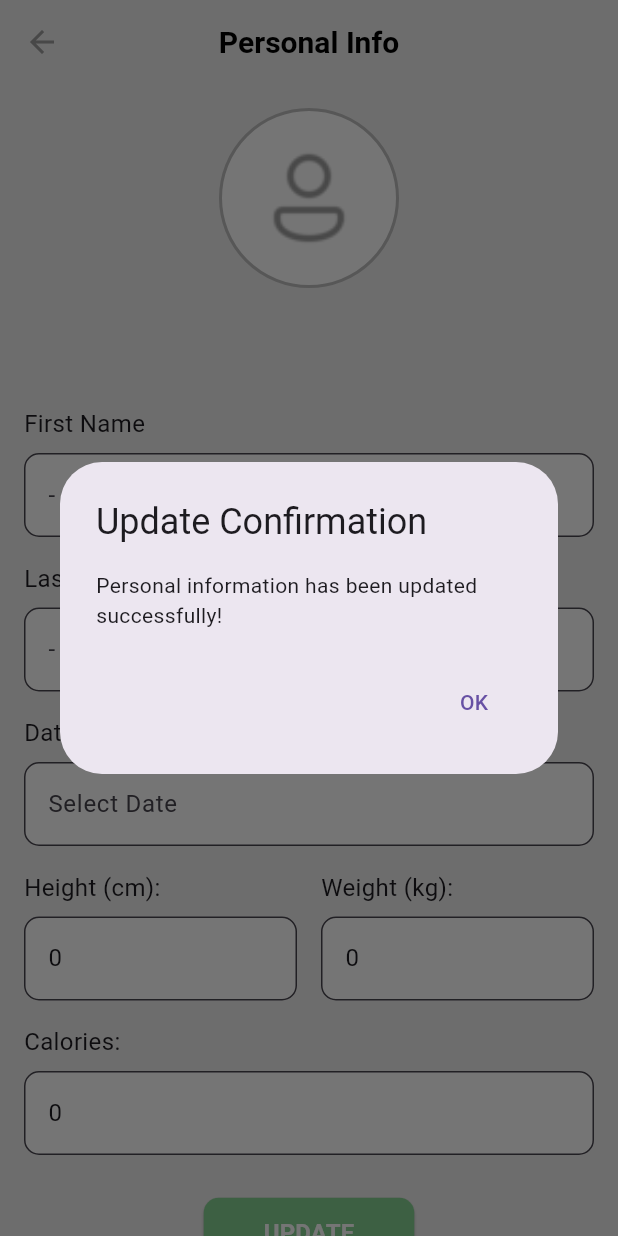
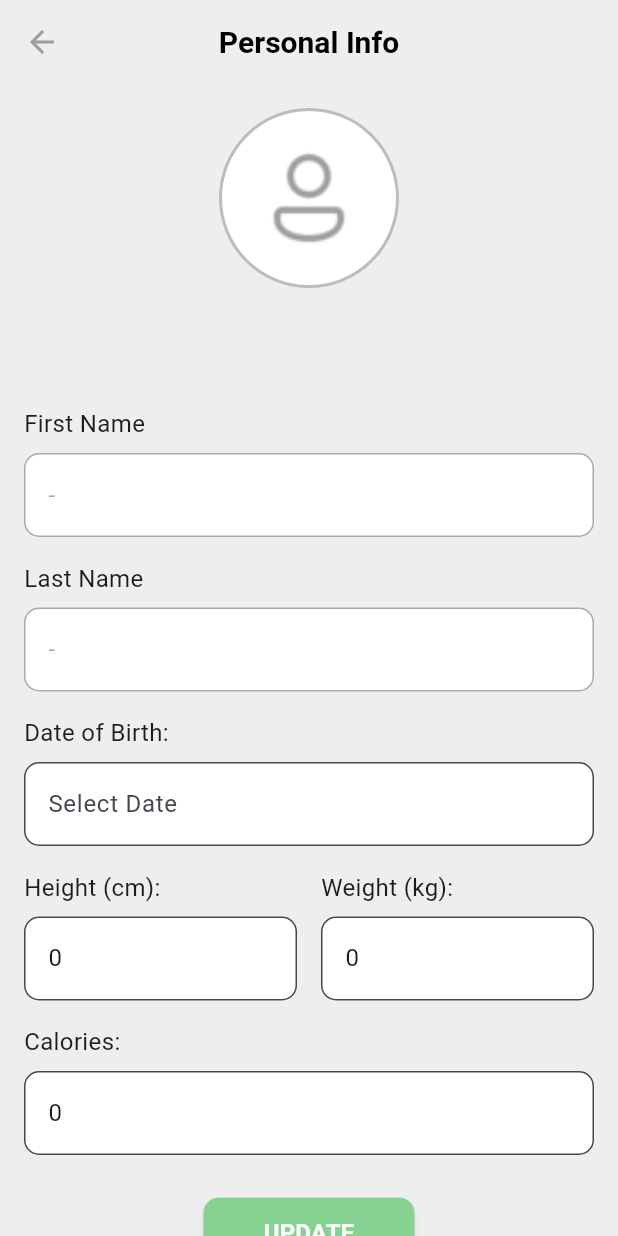
Before and after one commit to DeKxus/ZipRecipes, a Flutter app: the PersonalInfoPage screen opened directly, after a tap on "UPDATE", on a phone screen of 412 x 824 dp. Run offline on Flutter 3.47's test engine with Material 3 defaults, Android fonts, the light colour scheme and no system bars; our stand-ins replace cloud_firestore, curved_navigation_bar, firebase_auth, firebase_core, image_picker; accounts and stored records are empty.

Commit message:
personal info page services

```diff
--- a/zip_recipes_app/lib/home/InsertList.dart
+++ b/zip_recipes_app/lib/home/InsertList.dart
@@ -1,7 +1,6 @@
 import 'package:flutter/material.dart';
 import 'package:zip_recipes_app/firebase/services/ingredient.dart';
 import 'package:zip_recipes_app/firebase/services/ingredients_service.dart';
-import 'package:zip_recipes_app/firebase/services/recipe_service.dart';
 import 'package:zip_recipes_app/firebase/services/user_service.dart';
 
 class InsertList extends StatefulWidget {
--- a/zip_recipes_app/lib/home/home.dart
+++ b/zip_recipes_app/lib/home/home.dart
@@ -1,5 +1,4 @@
 import 'package:flutter/material.dart';
-import 'dart:math' as math;
 import 'package:firebase_auth/firebase_auth.dart'; // Importa o FirebaseAuth
 import 'package:zip_recipes_app/firebase/services/recipe.dart';
 import 'package:zip_recipes_app/firebase/services/recipe_service.dart';
@@ -17,7 +16,6 @@ class HomePage extends StatefulWidget {
 }
 
 class _HomePageState extends State<HomePage> {
-  final PageController _pageController = PageController(initialPage: 0);
   double _dragOffset = 0.0; // Controla o deslocamento da imagem
 
   String userName = "User";
--- a/zip_recipes_app/lib/home/personal_info.dart
+++ b/zip_recipes_app/lib/home/personal_info.dart
@@ -2,6 +2,7 @@ import 'package:flutter/material.dart';
 import 'package:intl/intl.dart';
 import 'package:firebase_auth/firebase_auth.dart';
 import 'package:cloud_firestore/cloud_firestore.dart'; // Importa Firestore
+import 'package:zip_recipes_app/firebase/services/user_service.dart';
 import 'package:zip_recipes_app/widgets/date_field.dart';
 import 'package:zip_recipes_app/widgets/num_field.dart';
 import 'package:zip_recipes_app/widgets/text_field_personal_info.dart';
@@ -94,40 +95,22 @@ class _PersonalInfoPageState extends State<PersonalInfoPage> {
   }
 
   /// Salva as informações atualizadas no Firestore
-  Future<void> _saveUserInfo() async {
-    final User? user = FirebaseAuth.instance.currentUser;
-    if (user == null) return;
+  Future<void> _setPersonalInfo() async {
+    final UserService userService = UserService();
 
     try {
-      await FirebaseFirestore.instance.collection('users').doc(user.uid).set({
-        'first name': _firstNameController.text,
-        'last name': _lastNameController.text,
-        'date of birth': _dobController.text,
-        'height': int.tryParse(_heightController.text) ?? 0,
-        'weight': int.tryParse(_weightController.text) ?? 0,
-        'calories': int.tryParse(_caloriesController.text) ?? 0,
-      });
+      // Convert the Date of Birth string to a DateTime object
+      DateTime? dob = DateFormat('dd-MM-yyyy').parse(_dobController.text.trim());
 
-      // Exibe uma mensagem de sucesso
-      showDialog(
-        context: context,
-        builder: (BuildContext context) {
-          return AlertDialog(
-            title: const Text('Update Confirmation'),
-            content: const Text('Personal information has been updated successfully!'),
-            actions: [
-              TextButton(
-                onPressed: () {
-                  Navigator.of(context).pop();
-                },
-                child: const Text('OK'),
-              ),
-            ],
-          );
-        },
+      // Update user information with a Timestamp for the Date of Birth
+      userService.updateUserSpecificDetails(
+        _weightController.text.trim(),
+        _heightController.text.trim(),
+        Timestamp.fromDate(dob),  // Pass the DateTime object here
+        _caloriesController.text.trim(),
       );
     } catch (e) {
-      print('Erro ao salvar informações do usuário: $e');
+      print('Error updating user info: $e');
     }
   }
 
@@ -205,11 +188,13 @@ class _PersonalInfoPageState extends State<PersonalInfoPage> {
               label: "First Name",
               hint: "-",
               controller: _firstNameController,
+              isEnabled: false,
             ),
             CustomTextField(
               label: "Last Name",
               hint: "-",
               controller: _lastNameController,
+              isEnabled: false,
             ),
             CustomDateField(
               label: 'Date of Birth:',
@@ -240,7 +225,7 @@ class _PersonalInfoPageState extends State<PersonalInfoPage> {
             const SizedBox(height: 20),
             Center(
               child: ElevatedButton(
-                onPressed: _saveUserInfo,
+                onPressed: _setPersonalInfo,
                 style: ElevatedButton.styleFrom(
                   backgroundColor: const Color(0xFF86D293),
                   shape: RoundedRectangleBorder(
--- a/zip_recipes_app/lib/home/sports_plan.dart
+++ b/zip_recipes_app/lib/home/sports_plan.dart
@@ -1,5 +1,3 @@
-import 'dart:ffi' as ffi;
-
 import 'package:cloud_firestore/cloud_firestore.dart';
 import 'package:flutter/material.dart';
 import 'package:intl/intl.dart'; // For date formatting
--- a/zip_recipes_app/lib/widgets/text_field_personal_info.dart
+++ b/zip_recipes_app/lib/widgets/text_field_personal_info.dart
@@ -4,12 +4,14 @@ class CustomTextField extends StatelessWidget {
   final String label;
   final String hint;
   final TextEditingController controller; // Added controller parameter
+  final bool isEnabled;
 
   const CustomTextField({
     super.key,
     required this.label,
     required this.hint,
     required this.controller,
+    this.isEnabled = true,
   });
 
   @override
@@ -25,6 +27,7 @@ class CustomTextField extends StatelessWidget {
           ),
           const SizedBox(height: 8),
           TextField(
+            enabled: isEnabled,
             controller: controller, // Use the controller in TextField
             decoration: InputDecoration(
               hintText: hint,
```
Lines whose indentation alone changed are shown as unchanged.
